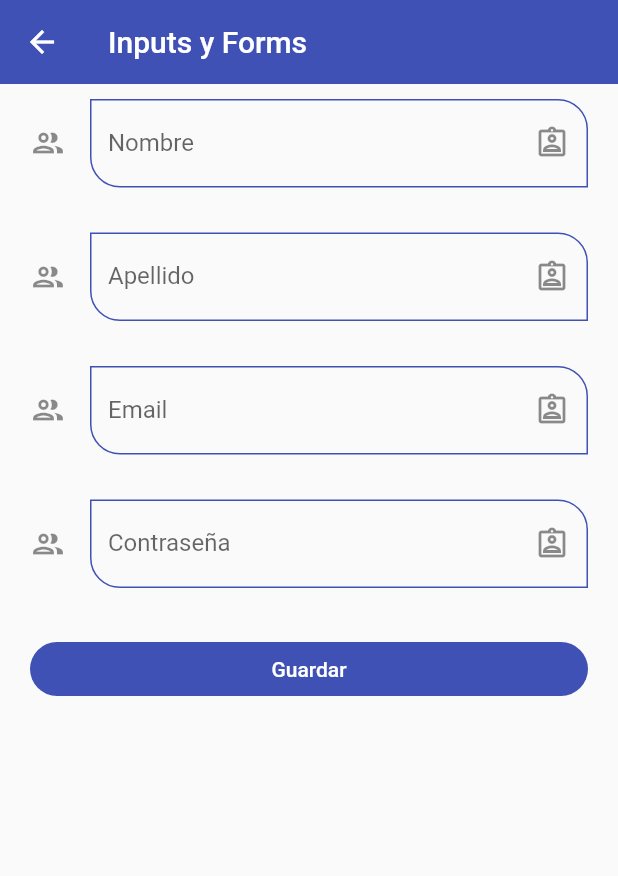
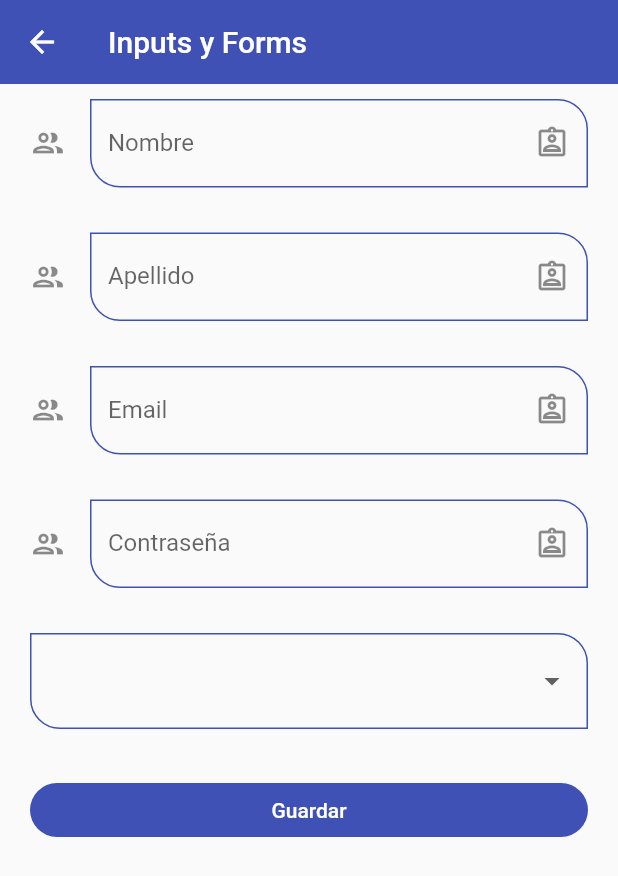
Before and after one commit to DiegoJavb/fl_componentes, a Flutter app: the InputScreen screen opened by its route, on a phone screen of 412 x 824 dp. Shown: the top 876 px of the screen. Run offline on Flutter 3.47's test engine with Material 2 defaults, Android fonts, the phone set to English and light mode, and no system bars.

Commit message:
dropdown button

```diff
--- a/lib/screens/inputs_screen.dart
+++ b/lib/screens/inputs_screen.dart
@@ -7,6 +7,7 @@ class InputScreen extends StatelessWidget {
   @override
   Widget build(BuildContext context) {
     final GlobalKey<FormState> myFormKey = GlobalKey<FormState>();
+    TextEditingController();
     final Map<String, String> formValues = {
       'first_name': 'Diego',
       'last_name': 'Bacuy',
@@ -63,6 +64,22 @@ class InputScreen extends StatelessWidget {
                   formValues: formValues,
                 ),
                 const SizedBox(height: 30),
+                DropdownButtonFormField<String>(
+                  items: const [
+                    DropdownMenuItem(value: 'Admin', child: Text('Admin')),
+                    DropdownMenuItem(
+                        value: 'SuperUser', child: Text('SuperUser')),
+                    DropdownMenuItem(
+                        value: 'Developer', child: Text('Developer')),
+                    DropdownMenuItem(
+                        value: 'Jr. Developer', child: Text('Jr. Developer')),
+                  ],
+                  onChanged: (value) {
+                    print(value);
+                    formValues['role'] = value ?? 'Admin';
+                  },
+                ),
+                const SizedBox(height: 30),
                 ElevatedButton(
                   child: const SizedBox(
                     width: double.infinity,
```
